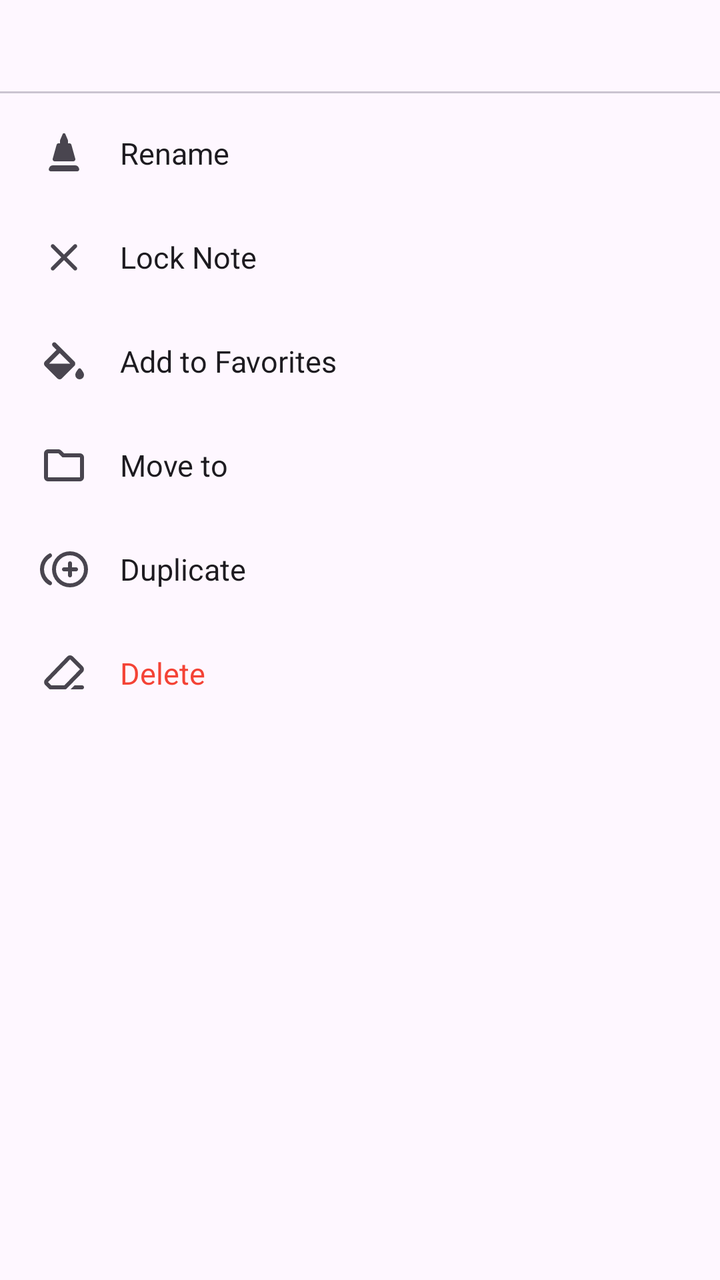
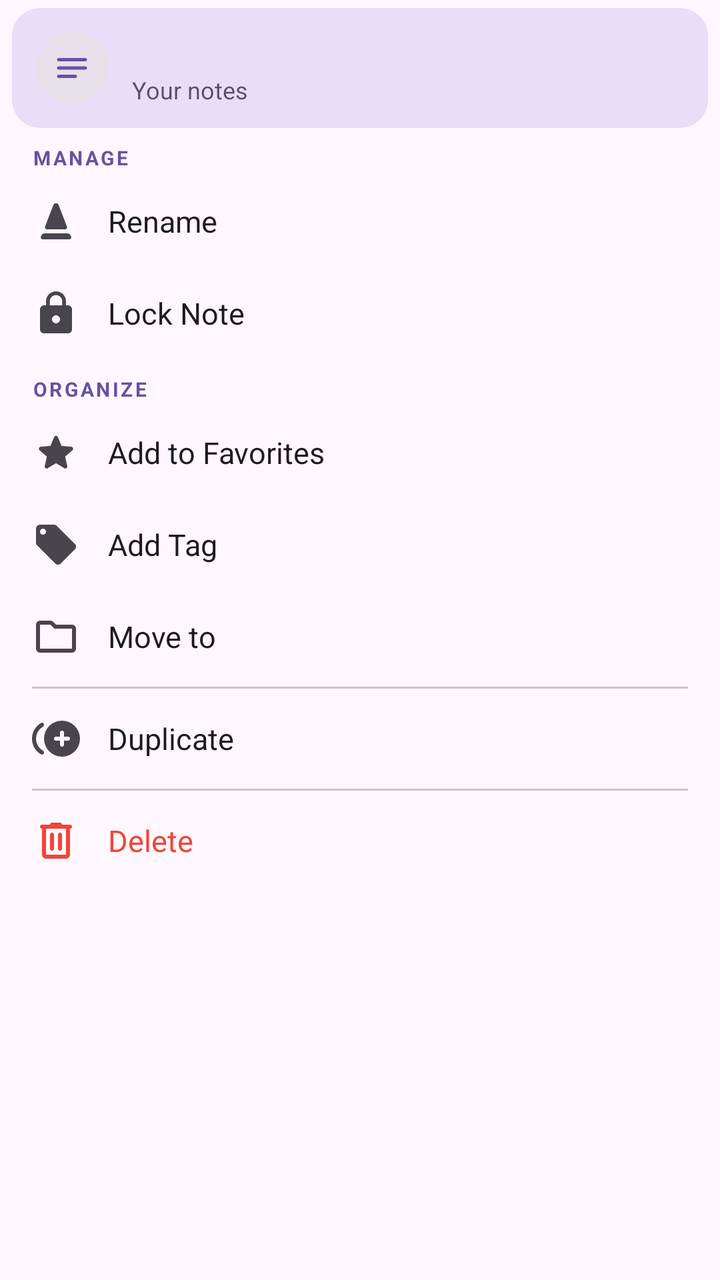

Two renders of the same Android screen: before a commit and after it. Below are the layout's source before the change and the commit's diff.
<!-- AndroidManifest.xml: application theme Theme.OctopusNotes -->
<!-- res/layout/popup_notebook_menu.xml -->
<?xml version="1.0" encoding="utf-8"?>
<LinearLayout xmlns:android="http://schemas.android.com/apk/res/android"
    android:layout_width="wrap_content"
    android:layout_height="wrap_content"
    android:minWidth="220dp"
    android:orientation="vertical"
    android:background="@android:color/transparent"
    android:paddingTop="8dp"
    android:paddingBottom="8dp">

    <TextView
        android:id="@+id/popupTitle"
        android:layout_width="match_parent"
        android:layout_height="wrap_content"
        android:paddingHorizontal="20dp"
        android:paddingTop="12dp"
        android:paddingBottom="8dp"
        android:textColor="?attr/colorOnSurfaceVariant"
        android:textSize="13sp"
        android:textStyle="bold"
        android:singleLine="true"
        android:ellipsize="end" />

    <View
        android:layout_width="match_parent"
        android:layout_height="1dp"
        android:layout_marginBottom="4dp"
        android:background="?attr/colorOutlineVariant" />

    <TextView android:id="@+id/bsRename" style="@style/AddPageRowTitle" android:layout_width="match_parent" android:gravity="center_vertical" android:background="?attr/selectableItemBackground" android:clickable="true" android:focusable="true" android:paddingHorizontal="20dp" android:paddingVertical="14dp" android:text="Rename" android:drawablePadding="16dp" android:drawableStart="@drawable/ic_pen"/>
    <TextView android:id="@+id/bsLock" style="@style/AddPageRowTitle" android:layout_width="match_parent" android:gravity="center_vertical" android:background="?attr/selectableItemBackground" android:clickable="true" android:focusable="true" android:paddingHorizontal="20dp" android:paddingVertical="14dp" android:text="Lock Note" android:drawablePadding="16dp" android:drawableStart="@drawable/ic_close"/>
    <TextView android:id="@+id/bsFav" style="@style/AddPageRowTitle" android:layout_width="match_parent" android:gravity="center_vertical" android:background="?attr/selectableItemBackground" android:clickable="true" android:focusable="true" android:paddingHorizontal="20dp" android:paddingVertical="14dp" android:text="Add to Favorites" android:drawablePadding="16dp" android:drawableStart="@drawable/ic_color"/>
    <TextView android:id="@+id/bsMove" style="@style/AddPageRowTitle" android:layout_width="match_parent" android:gravity="center_vertical" android:background="?attr/selectableItemBackground" android:clickable="true" android:focusable="true" android:paddingHorizontal="20dp" android:paddingVertical="14dp" android:text="Move to" android:drawablePadding="16dp" android:drawableStart="@drawable/ic_folder"/>
    <TextView android:id="@+id/bsDuplicate" style="@style/AddPageRowTitle" android:layout_width="match_parent" android:gravity="center_vertical" android:background="?attr/selectableItemBackground" android:clickable="true" android:focusable="true" android:paddingHorizontal="20dp" android:paddingVertical="14dp" android:text="Duplicate" android:drawablePadding="16dp" android:drawableStart="@drawable/ic_duplicate"/>
    <TextView android:id="@+id/bsDelete" style="@style/AddPageRowTitle" android:layout_width="match_parent" android:gravity="center_vertical" android:background="?attr/selectableItemBackground" android:clickable="true" android:focusable="true" android:paddingHorizontal="20dp" android:paddingVertical="14dp" android:text="Delete" android:textColor="#F44336" android:drawablePadding="16dp" android:drawableStart="@drawable/ic_eraser"/>
</LinearLayout>
<!-- resources referenced by this layout -->
<resources>
  <!-- drawable ic_close (drawable) -->
  <vector xmlns:android="http://schemas.android.com/apk/res/android"
      android:width="24dp"
      android:height="24dp"
      android:viewportWidth="960"
      android:viewportHeight="960"
      android:tint="?attr/colorControlNormal">
    <path
        android:fillColor="@android:color/white"
        android:pathData="M480,536L284,732Q273,743 256,743Q239,743 228,732Q217,721 217,704Q217,687 228,676L424,480L228,284Q217,273 217,256Q217,239 228,228Q239,217 256,217Q273,217 284,228L480,424L676,228Q687,217 704,217Q721,217 732,228Q743,239 743,256Q743,273 732,284L536,480L732,676Q743,687 743,704Q743,721 732,732Q721,743 704,743Q687,743 676,732L480,536Z"/>
  </vector>
  <!-- drawable ic_color (drawable) -->
  <vector xmlns:android="http://schemas.android.com/apk/res/android"
      android:width="24dp"
      android:height="24dp"
      android:viewportWidth="960"
      android:viewportHeight="960"
      android:tint="?attr/colorControlNormal">
    <path
        android:fillColor="@android:color/white"
        android:pathData="M346,820L100,574Q90,564 85,552Q80,540 80,527Q80,514 85,502Q90,490 100,480L330,251L255,176Q242,163 241.5,145Q241,127 254,113Q267,99 286,99Q305,99 319,113L686,480Q696,490 700.5,502Q705,514 705,527Q705,540 700.5,552Q696,564 686,574L440,820Q430,830 418,835Q406,840 393,840Q380,840 368,835Q356,830 346,820ZM393,314L179,528Q179,528 179,528Q179,528 179,528L607,528Q607,528 607,528Q607,528 607,528L393,314ZM792,840Q756,840 731,814.5Q706,789 706,752Q706,725 719.5,701Q733,677 750,654L769,630Q778,619 792.5,618.5Q807,618 816,629L836,654Q852,677 866,701Q880,725 880,752Q880,789 854,814.5Q828,840 792,840Z"/>
  </vector>
  <!-- drawable ic_duplicate (drawable) -->
  <vector xmlns:android="http://schemas.android.com/apk/res/android"
      android:width="24dp"
      android:height="24dp"
      android:viewportWidth="960"
      android:viewportHeight="960"
      android:tint="?attr/colorControlNormal">
    <path
        android:fillColor="@android:color/white"
        android:pathData="M177,791Q97,746 48.5,663Q0,580 0,480Q0,380 49.5,296.5Q99,213 184,165Q204,154 222,167Q240,180 240,203Q240,213 234,224Q228,235 218,240Q154,278 117,341.5Q80,405 80,480Q80,555 117,618.5Q154,682 218,720Q228,725 234,736Q240,747 240,758Q240,781 221,793Q202,805 177,791ZM600,840Q525,840 459.5,811.5Q394,783 345.5,734.5Q297,686 268.5,620.5Q240,555 240,480Q240,405 268.5,339.5Q297,274 345.5,225.5Q394,177 459.5,148.5Q525,120 600,120Q675,120 740.5,148.5Q806,177 854.5,225.5Q903,274 931.5,339.5Q960,405 960,480Q960,555 931.5,620.5Q903,686 854.5,734.5Q806,783 740.5,811.5Q675,840 600,840ZM600,480Q600,480 600,480Q600,480 600,480Q600,480 600,480Q600,480 600,480Q600,480 600,480Q600,480 600,480Q600,480 600,480Q600,480 600,480ZM600,760Q717,760 798.5,678.5Q880,597 880,480Q880,363 798.5,281.5Q717,200 600,200Q483,200 401.5,281.5Q320,363 320,480Q320,597 401.5,678.5Q483,760 600,760ZM628.5,628.5Q640,617 640,600L640,520L720,520Q737,520 748.5,508.5Q760,497 760,480Q760,463 748.5,451.5Q737,440 720,440L640,440L640,360Q640,343 628.5,331.5Q617,320 600,320Q583,320 571.5,331.5Q560,343 560,360L560,440L480,440Q463,440 451.5,451.5Q440,463 440,480Q440,497 451.5,508.5Q463,520 480,520L560,520L560,600Q560,617 571.5,628.5Q583,640 600,640Q617,640 628.5,628.5Z"/>
  </vector>
  <!-- drawable ic_eraser (drawable) -->
  <vector xmlns:android="http://schemas.android.com/apk/res/android"
      android:width="24dp"
      android:height="24dp"
      android:viewportWidth="960"
      android:viewportHeight="960"
      android:tint="?attr/colorControlNormal">
    <path
        android:fillColor="@android:color/white"
        android:pathData="M690,720L840,720Q857,720 868.5,731.5Q880,743 880,760Q880,777 868.5,788.5Q857,800 840,800L610,800L690,720ZM207,800Q199,800 191.5,797Q184,794 178,788L105,715Q82,692 81.5,658Q81,624 104,600L544,144Q567,120 600.5,120Q634,120 657,143L856,342Q879,365 879,399Q879,433 856,456L532,788Q526,794 518.5,797Q511,800 503,800L207,800ZM486,720L800,398Q800,398 800,398Q800,398 800,398L602,200Q602,200 602,200Q602,200 602,200L160,656Q160,656 160,656Q160,656 160,656L224,720L486,720ZM480,480L480,480L480,480Q480,480 480,480Q480,480 480,480L480,480Q480,480 480,480Q480,480 480,480L480,480Q480,480 480,480Q480,480 480,480Z"/>
  </vector>
  <!-- drawable ic_pen (drawable) -->
  <vector xmlns:android="http://schemas.android.com/apk/res/android"
      android:width="24dp"
      android:height="24dp"
      android:viewportWidth="960"
      android:viewportHeight="960"
      android:tint="?attr/colorControlNormal">
    <path
        android:fillColor="@android:color/white"
        android:pathData="M254,589L332,309Q336,296 346,288Q356,280 370,280L400,280L400,236Q400,228 401.5,220.5Q403,213 406,205L455,91Q457,86 462,83Q467,80 472,80L488,80Q493,80 498,83Q503,86 505,91L554,205Q557,213 558.5,220.5Q560,228 560,236L560,280L590,280Q604,280 614,288Q624,296 628,309L706,589Q711,608 699,624Q687,640 667,640L293,640Q273,640 261,624Q249,608 254,589ZM215,840Q195,840 182.5,823.5Q170,807 177,787L182,775Q190,750 211,735Q232,720 258,720L702,720Q728,720 749,735Q770,750 778,775L783,787Q790,807 777.5,823.5Q765,840 745,840L215,840Z"/>
  </vector>
  <style name="AddPageRowTitle">
          <item name="android:layout_width">wrap_content</item>
          <item name="android:layout_height">wrap_content</item>
          <item name="android:textColor">?attr/colorOnSurface</item>
          <item name="android:textSize">15sp</item>
      </style>
  <style name="Base.Theme.OctopusNotes" parent="Theme.Material3.DayNight.NoActionBar">
          <item name="android:statusBarColor">@android:color/transparent</item>
          <item name="android:windowLightStatusBar" tools:targetApi="m">true</item>
      </style>
  <!-- unchanged entries left out for length: 2 -->
</resources>

<!-- the commit's change to res/layout/popup_notebook_menu.xml (unified diff, before → after) -->
@@ -2,35 +2,102 @@
 <LinearLayout xmlns:android="http://schemas.android.com/apk/res/android"
     android:layout_width="wrap_content"
     android:layout_height="wrap_content"
-    android:minWidth="220dp"
+    android:minWidth="216dp"
     android:orientation="vertical"
     android:background="@android:color/transparent"
-    android:paddingTop="8dp"
-    android:paddingBottom="8dp">
+    android:paddingTop="4dp"
+    android:paddingBottom="6dp">
+    <LinearLayout
+        android:layout_width="match_parent"
+        android:layout_height="60dp"
+        android:layout_marginHorizontal="6dp"
+        android:background="@drawable/bg_popup_header"
+        android:gravity="center_vertical"
+        android:orientation="horizontal"
+        android:paddingHorizontal="12dp">
+        <FrameLayout
+            android:layout_width="36dp"
+            android:layout_height="36dp"
+            android:background="@drawable/bg_popup_icon"
+            android:padding="8dp">
+            <ImageView
+                android:id="@+id/popupHeaderIcon"
+                android:layout_width="match_parent"
+                android:layout_height="match_parent"
+                android:contentDescription="@null"
+                android:src="@drawable/ic_notes"
+                android:tint="?attr/colorPrimary" />
+        </FrameLayout>
+
+        <LinearLayout
+            android:layout_width="0dp"
+            android:layout_height="wrap_content"
+            android:layout_marginStart="12dp"
+            android:layout_weight="1"
+            android:orientation="vertical">
+
+            <TextView
+                android:id="@+id/popupTitle"
+                style="@style/PopupMenuTitle" />
+
+            <TextView
+                android:id="@+id/popupMeta"
+                style="@style/PopupMenuMeta"
+                android:text="Your notes" />
+        </LinearLayout>
+    </LinearLayout>
 
     <TextView
-        android:id="@+id/popupTitle"
-        android:layout_width="match_parent"
-        android:layout_height="wrap_content"
-        android:paddingHorizontal="20dp"
-        android:paddingTop="12dp"
-        android:paddingBottom="8dp"
-        android:textColor="?attr/colorOnSurfaceVariant"
-        android:textSize="13sp"
-        android:textStyle="bold"
-        android:singleLine="true"
-        android:ellipsize="end" />
+        style="@style/PopupMenuSectionLabel"
+        android:text="MANAGE" />
 
-    <View
-        android:layout_width="match_parent"
-        android:layout_height="1dp"
-        android:layout_marginBottom="4dp"
-        android:background="?attr/colorOutlineVariant" />
+    <TextView
+        android:id="@+id/bsRename"
+        style="@style/PopupMenuRow"
+        android:drawableStart="@drawable/ic_pen"
+        android:text="Rename" />
 
-    <TextView android:id="@+id/bsRename" style="@style/AddPageRowTitle" android:layout_width="match_parent" android:gravity="center_vertical" android:background="?attr/selectableItemBackground" android:clickable="true" android:focusable="true" android:paddingHorizontal="20dp" android:paddingVertical="14dp" android:text="Rename" android:drawablePadding="16dp" android:drawableStart="@drawable/ic_pen"/>
-    <TextView android:id="@+id/bsLock" style="@style/AddPageRowTitle" android:layout_width="match_parent" android:gravity="center_vertical" android:background="?attr/selectableItemBackground" android:clickable="true" android:focusable="true" android:paddingHorizontal="20dp" android:paddingVertical="14dp" android:text="Lock Note" android:drawablePadding="16dp" android:drawableStart="@drawable/ic_close"/>
-    <TextView android:id="@+id/bsFav" style="@style/AddPageRowTitle" android:layout_width="match_parent" android:gravity="center_vertical" android:background="?attr/selectableItemBackground" android:clickable="true" android:focusable="true" android:paddingHorizontal="20dp" android:paddingVertical="14dp" android:text="Add to Favorites" android:drawablePadding="16dp" android:drawableStart="@drawable/ic_color"/>
-    <TextView android:id="@+id/bsMove" style="@style/AddPageRowTitle" android:layout_width="match_parent" android:gravity="center_vertical" android:background="?attr/selectableItemBackground" android:clickable="true" android:focusable="true" android:paddingHorizontal="20dp" android:paddingVertical="14dp" android:text="Move to" android:drawablePadding="16dp" android:drawableStart="@drawable/ic_folder"/>
-    <TextView android:id="@+id/bsDuplicate" style="@style/AddPageRowTitle" android:layout_width="match_parent" android:gravity="center_vertical" android:background="?attr/selectableItemBackground" android:clickable="true" android:focusable="true" android:paddingHorizontal="20dp" android:paddingVertical="14dp" android:text="Duplicate" android:drawablePadding="16dp" android:drawableStart="@drawable/ic_duplicate"/>
-    <TextView android:id="@+id/bsDelete" style="@style/AddPageRowTitle" android:layout_width="match_parent" android:gravity="center_vertical" android:background="?attr/selectableItemBackground" android:clickable="true" android:focusable="true" android:paddingHorizontal="20dp" android:paddingVertical="14dp" android:text="Delete" android:textColor="#F44336" android:drawablePadding="16dp" android:drawableStart="@drawable/ic_eraser"/>
+    <TextView
+        android:id="@+id/bsLock"
+        style="@style/PopupMenuRow"
+        android:drawableStart="@drawable/ic_lock"
+        android:text="Lock Note" />
+
+    <TextView
+        style="@style/PopupMenuSectionLabel"
+        android:text="ORGANIZE" />
+
+    <TextView
+        android:id="@+id/bsFav"
+        style="@style/PopupMenuRow"
+        android:drawableStart="@drawable/ic_star"
+        android:text="Add to Favorites" />
+
+    <TextView
+        android:id="@+id/bsTag"
+        style="@style/PopupMenuRow"
+        android:drawableStart="@drawable/ic_tag"
+        android:text="Add Tag" />
+
+    <TextView
+        android:id="@+id/bsMove"
+        style="@style/PopupMenuRow"
+        android:drawableStart="@drawable/ic_folder"
+        android:text="Move to" />
+
+    <View style="@style/PopupMenuDivider" />
+
+    <TextView
+        android:id="@+id/bsDuplicate"
+        style="@style/PopupMenuRow"
+        android:drawableStart="@drawable/ic_duplicate"
+        android:text="Duplicate" />
+
+    <View style="@style/PopupMenuDivider" />
+
+    <TextView
+        android:id="@+id/bsDelete"
+        style="@style/PopupMenuRowDestructive"
+        android:drawableStart="@drawable/ic_delete"
+        android:text="Delete" />
 </LinearLayout>
<!-- resource entries referenced after the edit -->
@@ -1,6 +1,17 @@
 <!-- resources referenced by this layout -->
 <resources>
-  <!-- drawable ic_close (drawable) -->
+  <!-- drawable bg_popup_header (drawable) -->
+  <?xml version="1.0" encoding="utf-8"?>
+  <shape xmlns:android="http://schemas.android.com/apk/res/android" android:shape="rectangle">
+      <solid android:color="?attr/colorSecondaryContainer" />
+      <corners android:radius="14dp" />
+  </shape>
+  <!-- drawable bg_popup_icon (drawable) -->
+  <?xml version="1.0" encoding="utf-8"?>
+  <shape xmlns:android="http://schemas.android.com/apk/res/android" android:shape="oval">
+      <solid android:color="?attr/colorSurfaceContainerHighest" />
+  </shape>
+  <!-- drawable ic_delete (drawable) -->
   <vector xmlns:android="http://schemas.android.com/apk/res/android"
       android:width="24dp"
       android:height="24dp"
@@ -9,9 +20,10 @@
       android:tint="?attr/colorControlNormal">
     <path
         android:fillColor="@android:color/white"
-        android:pathData="M480,536L284,732Q273,743 256,743Q239,743 228,732Q217,721 217,704Q217,687 228,676L424,480L228,284Q217,273 217,256Q217,239 228,228Q239,217 256,217Q273,217 284,228L480,424L676,228Q687,217 704,217Q721,217 732,228Q743,239 743,256Q743,273 732,284L536,480L732,676Q743,687 743,704Q743,721 732,732Q721,743 704,743Q687,743 676,732L480,536Z"/>
+        android:pathData="M280,840Q247,840 223.5,816.5Q200,793 200,760L200,240L200,240Q183,240 171.5,228.5Q160,217 160,200Q160,183 171.5,171.5Q183,160 200,160L360,160L360,160Q360,143 371.5,131.5Q383,120 400,120L560,120Q577,120 588.5,131.5Q600,143 600,160L600,160L760,160Q777,160 788.5,171.5Q800,183 800,200Q800,217 788.5,228.5Q777,240 760,240L760,240L760,760Q760,793 736.5,816.5Q713,840 680,840L280,840ZM680,240L280,240L280,760Q280,760 280,760Q280,760 280,760L680,760Q680,760 680,760Q680,760 680,760L680,240ZM428.5,668.5Q440,657 440,640L440,360Q440,343 428.5,331.5Q417,320 400,320Q383,320 371.5,331.5Q360,343 360,360L360,640Q360,657 371.5,668.5Q383,680 400,680Q417,680 428.5,668.5ZM588.5,668.5Q600,657 600,640L600,360Q600,343 588.5,331.5Q577,320 560,320Q543,320 531.5,331.5Q520,343 520,360L520,640Q520,657 531.5,668.5Q543,680 560,680Q577,680 588.5,668.5ZM280,240L280,240L280,760Q280,760 280,760Q280,760 280,760L280,760Q280,760 280,760Q280,760 280,760L280,240Z"/>
   </vector>
-  <!-- drawable ic_color (drawable) -->
+  <!-- drawable ic_duplicate (drawable) -->
+  <?xml version="1.0" encoding="utf-8"?>
   <vector xmlns:android="http://schemas.android.com/apk/res/android"
       android:width="24dp"
       android:height="24dp"
@@ -20,29 +32,30 @@
       android:tint="?attr/colorControlNormal">
     <path
         android:fillColor="@android:color/white"
-        android:pathData="M346,820L100,574Q90,564 85,552Q80,540 80,527Q80,514 85,502Q90,490 100,480L330,251L255,176Q242,163 241.5,145Q241,127 254,113Q267,99 286,99Q305,99 319,113L686,480Q696,490 700.5,502Q705,514 705,527Q705,540 700.5,552Q696,564 686,574L440,820Q430,830 418,835Q406,840 393,840Q380,840 368,835Q356,830 346,820ZM393,314L179,528Q179,528 179,528Q179,528 179,528L607,528Q607,528 607,528Q607,528 607,528L393,314ZM792,840Q756,840 731,814.5Q706,789 706,752Q706,725 719.5,701Q733,677 750,654L769,630Q778,619 792.5,618.5Q807,618 816,629L836,654Q852,677 866,701Q880,725 880,752Q880,789 854,814.5Q828,840 792,840Z"/>
+        android:pathData="M177,791Q97,746 48.5,663Q0,580 0,480Q0,380 49.5,296.5Q99,213 184,165Q204,154 222,167Q240,180 240,203Q240,213 234,224Q228,235 218,240Q154,278 117,341.5Q80,405 80,480Q80,555 117,618.5Q154,682 218,720Q228,725 234,736Q240,747 240,758Q240,781 221,793Q202,805 177,791ZM600,840Q525,840 459.5,811.5Q394,783 345.5,734.5Q297,686 268.5,620.5Q240,555 240,480Q240,405 268.5,339.5Q297,274 345.5,225.5Q394,177 459.5,148.5Q525,120 600,120Q675,120 740.5,148.5Q806,177 854.5,225.5Q903,274 931.5,339.5Q960,405 960,480Q960,555 931.5,620.5Q903,686 854.5,734.5Q806,783 740.5,811.5Q675,840 600,840ZM628.5,628.5Q640,617 640,600L640,520L720,520Q737,520 748.5,508.5Q760,497 760,480Q760,463 748.5,451.5Q737,440 720,440L640,440L640,360Q640,343 628.5,331.5Q617,320 600,320Q583,320 571.5,331.5Q560,343 560,360L560,440L480,440Q463,440 451.5,451.5Q440,463 440,480Q440,497 451.5,508.5Q463,520 480,520L560,520L560,600Q560,617 571.5,628.5Q583,640 600,640Q617,640 628.5,628.5Z" />
   </vector>
-  <!-- drawable ic_duplicate (drawable) -->
+  <!-- drawable ic_lock (drawable) -->
+  <vector xmlns:android="http://schemas.android.com/apk/res/android"
+      android:width="24dp"
+      android:height="24dp"
+      android:viewportWidth="24"
+      android:viewportHeight="24"
+      android:tint="?attr/colorControlNormal">
+      <path
+          android:fillColor="#FF000000"
+          android:pathData="M18,8h-1V6c0,-2.76 -2.24,-5 -5,-5S7,3.24 7,6v2H6c-1.1,0 -2,0.9 -2,2v10c0,1.1 0.9,2 2,2h12c1.1,0 2,-0.9 2,-2V10c0,-1.1 -0.9,-2 -2,-2zM12,17c-1.1,0 -2,-0.9 -2,-2s0.9,-2 2,-2 2,0.9 2,2 -0.9,2 -2,2zM15.1,8H8.9V6c0,-1.71 1.39,-3.1 3.1,-3.1 1.71,0 3.1,1.39 3.1,3.1v2z" />
+  </vector>
+  <!-- drawable ic_notes (drawable) -->
   <vector xmlns:android="http://schemas.android.com/apk/res/android"
       android:width="24dp"
       android:height="24dp"
       android:viewportWidth="960"
       android:viewportHeight="960"
-      android:tint="?attr/colorControlNormal">
+      android:tint="?attr/colorControlNormal"
+      android:autoMirrored="true">
     <path
         android:fillColor="@android:color/white"
-        android:pathData="M177,791Q97,746 48.5,663Q0,580 0,480Q0,380 49.5,296.5Q99,213 184,165Q204,154 222,167Q240,180 240,203Q240,213 234,224Q228,235 218,240Q154,278 117,341.5Q80,405 80,480Q80,555 117,618.5Q154,682 218,720Q228,725 234,736Q240,747 240,758Q240,781 221,793Q202,805 177,791ZM600,840Q525,840 459.5,811.5Q394,783 345.5,734.5Q297,686 268.5,620.5Q240,555 240,480Q240,405 268.5,339.5Q297,274 345.5,225.5Q394,177 459.5,148.5Q525,120 600,120Q675,120 740.5,148.5Q806,177 854.5,225.5Q903,274 931.5,339.5Q960,405 960,480Q960,555 931.5,620.5Q903,686 854.5,734.5Q806,783 740.5,811.5Q675,840 600,840ZM600,480Q600,480 600,480Q600,480 600,480Q600,480 600,480Q600,480 600,480Q600,480 600,480Q600,480 600,480Q600,480 600,480Q600,480 600,480ZM600,760Q717,760 798.5,678.5Q880,597 880,480Q880,363 798.5,281.5Q717,200 600,200Q483,200 401.5,281.5Q320,363 320,480Q320,597 401.5,678.5Q483,760 600,760ZM628.5,628.5Q640,617 640,600L640,520L720,520Q737,520 748.5,508.5Q760,497 760,480Q760,463 748.5,451.5Q737,440 720,440L640,440L640,360Q640,343 628.5,331.5Q617,320 600,320Q583,320 571.5,331.5Q560,343 560,360L560,440L480,440Q463,440 451.5,451.5Q440,463 440,480Q440,497 451.5,508.5Q463,520 480,520L560,520L560,600Q560,617 571.5,628.5Q583,640 600,640Q617,640 628.5,628.5Z"/>
-  </vector>
-  <!-- drawable ic_eraser (drawable) -->
-  <vector xmlns:android="http://schemas.android.com/apk/res/android"
-      android:width="24dp"
-      android:height="24dp"
-      android:viewportWidth="960"
-      android:viewportHeight="960"
-      android:tint="?attr/colorControlNormal">
-    <path
-        android:fillColor="@android:color/white"
-        android:pathData="M690,720L840,720Q857,720 868.5,731.5Q880,743 880,760Q880,777 868.5,788.5Q857,800 840,800L610,800L690,720ZM207,800Q199,800 191.5,797Q184,794 178,788L105,715Q82,692 81.5,658Q81,624 104,600L544,144Q567,120 600.5,120Q634,120 657,143L856,342Q879,365 879,399Q879,433 856,456L532,788Q526,794 518.5,797Q511,800 503,800L207,800ZM486,720L800,398Q800,398 800,398Q800,398 800,398L602,200Q602,200 602,200Q602,200 602,200L160,656Q160,656 160,656Q160,656 160,656L224,720L486,720ZM480,480L480,480L480,480Q480,480 480,480Q480,480 480,480L480,480Q480,480 480,480Q480,480 480,480L480,480Q480,480 480,480Q480,480 480,480Z"/>
+        android:pathData="M160,720Q143,720 131.5,708.5Q120,697 120,680Q120,663 131.5,651.5Q143,640 160,640L560,640Q577,640 588.5,651.5Q600,663 600,680Q600,697 588.5,708.5Q577,720 560,720L160,720ZM160,520Q143,520 131.5,508.5Q120,497 120,480Q120,463 131.5,451.5Q143,440 160,440L800,440Q817,440 828.5,451.5Q840,463 840,480Q840,497 828.5,508.5Q817,520 800,520L160,520ZM160,320Q143,320 131.5,308.5Q120,297 120,280Q120,263 131.5,251.5Q143,240 160,240L800,240Q817,240 828.5,251.5Q840,263 840,280Q840,297 828.5,308.5Q817,320 800,320L160,320Z"/>
   </vector>
   <!-- drawable ic_pen (drawable) -->
   <vector xmlns:android="http://schemas.android.com/apk/res/android"
@@ -53,16 +66,84 @@
       android:tint="?attr/colorControlNormal">
     <path
         android:fillColor="@android:color/white"
-        android:pathData="M254,589L332,309Q336,296 346,288Q356,280 370,280L400,280L400,236Q400,228 401.5,220.5Q403,213 406,205L455,91Q457,86 462,83Q467,80 472,80L488,80Q493,80 498,83Q503,86 505,91L554,205Q557,213 558.5,220.5Q560,228 560,236L560,280L590,280Q604,280 614,288Q624,296 628,309L706,589Q711,608 699,624Q687,640 667,640L293,640Q273,640 261,624Q249,608 254,589ZM215,840Q195,840 182.5,823.5Q170,807 177,787L182,775Q190,750 211,735Q232,720 258,720L702,720Q728,720 749,735Q770,750 778,775L783,787Q790,807 777.5,823.5Q765,840 745,840L215,840Z"/>
+        android:pathData="M298,640Q277,640 265,623Q253,606 261,586L431,144Q436,133 445.5,126.5Q455,120 466,120L494,120Q505,120 514.5,126.5Q524,133 529,144L699,586Q707,606 695,623Q683,640 662,640L298,640ZM215,840Q195,840 182.5,823.5Q170,807 177,787L182,775Q190,750 211,735Q232,720 258,720L702,720Q728,720 749,735Q770,750 778,775L783,787Q790,807 777.5,823.5Q765,840 745,840L215,840Z"/>
   </vector>
-  <style name="AddPageRowTitle">
-          <item name="android:layout_width">wrap_content</item>
+  <!-- drawable ic_star (drawable) -->
+  <vector xmlns:android="http://schemas.android.com/apk/res/android"
+      android:width="24dp"
+      android:height="24dp"
+      android:viewportWidth="960"
+      android:viewportHeight="960"
+      android:tint="?attr/colorControlNormal">
+    <path
+        android:fillColor="@android:color/white"
+        android:pathData="M480,691L314,791Q303,798 291,797Q279,796 270,789Q261,782 256,771.5Q251,761 254,748L298,559L151,432Q141,423 138.5,411.5Q136,400 140,389Q144,378 152,371Q160,364 174,362L368,345L443,167Q448,155 458.5,149Q469,143 480,143Q491,143 501.5,149Q512,155 517,167L592,345L786,362Q800,364 808,371Q816,378 820,389Q824,400 821.5,411.5Q819,423 809,432L662,559L706,748Q709,761 704,771.5Q699,782 690,789Q681,796 669,797Q657,798 646,791L480,691Z"/>
+  </vector>
+  <!-- drawable ic_tag (drawable) -->
+  <vector xmlns:android="http://schemas.android.com/apk/res/android"
+      android:width="24dp" android:height="24dp" android:viewportWidth="24" android:viewportHeight="24"
+      android:tint="?attr/colorControlNormal">
+      <path android:fillColor="#FF000000" android:pathData="M21.41,11.58l-9,-9C12.05,2.22 11.55,2 11,2H4c-1.1,0 -2,0.9 -2,2v7c0,0.55 0.22,1.05 0.59,1.42l9,9c0.36,0.36 0.86,0.58 1.41,0.58s1.05,-0.22 1.41,-0.59l7,-7c0.37,-0.36 0.59,-0.86 0.59,-1.41s-0.23,-1.06 -0.59,-1.42zM5.5,7C4.67,7 4,6.33 4,5.5S4.67,4 5.5,4 7,4.67 7,5.5 6.33,7 5.5,7z" />
+  </vector>
+  <style name="PopupMenuDivider">
+          <item name="android:layout_width">match_parent</item>
+          <item name="android:layout_height">1dp</item>
+          <item name="android:layout_marginHorizontal">16dp</item>
+          <item name="android:layout_marginVertical">2dp</item>
+          <item name="android:background">?attr/colorOutlineVariant</item>
+      </style>
+  <style name="PopupMenuMeta">
+          <item name="android:layout_width">match_parent</item>
           <item name="android:layout_height">wrap_content</item>
+          <item name="android:ellipsize">end</item>
+          <item name="android:maxLines">1</item>
+          <item name="android:textColor">?attr/colorOnSecondaryContainer</item>
+          <item name="android:alpha">0.72</item>
+          <item name="android:textSize">12sp</item>
+      </style>
+  <style name="PopupMenuRow">
+          <item name="android:layout_width">match_parent</item>
+          <item name="android:layout_height">wrap_content</item>
+          <item name="android:minHeight">46dp</item>
+          <item name="android:gravity">center_vertical</item>
+          <item name="android:paddingHorizontal">16dp</item>
+          <item name="android:drawablePadding">14dp</item>
+          <item name="android:background">?attr/selectableItemBackground</item>
+          <item name="android:clickable">true</item>
+          <item name="android:focusable">true</item>
           <item name="android:textColor">?attr/colorOnSurface</item>
           <item name="android:textSize">15sp</item>
+          <item name="android:drawableTint">?attr/colorOnSurfaceVariant</item>
       </style>
+  <style name="PopupMenuRowDestructive" parent="PopupMenuRow">
+          <item name="android:textColor">@color/red</item>
+          <item name="android:drawableTint">@color/red</item>
+      </style>
+  <style name="PopupMenuSectionLabel">
+          <item name="android:layout_width">match_parent</item>
+          <item name="android:layout_height">wrap_content</item>
+          <item name="android:paddingHorizontal">16dp</item>
+          <item name="android:paddingTop">8dp</item>
+          <item name="android:paddingBottom">2dp</item>
+          <item name="android:textColor">?attr/colorPrimary</item>
+          <item name="android:textSize">10sp</item>
+          <item name="android:textStyle">bold</item>
+          <item name="android:letterSpacing">0.12</item>
+      </style>
+  <style name="PopupMenuTitle">
+          <item name="android:layout_width">match_parent</item>
+          <item name="android:layout_height">wrap_content</item>
+          <item name="android:ellipsize">end</item>
+          <item name="android:maxLines">1</item>
+          <item name="android:textColor">?attr/colorOnSecondaryContainer</item>
+          <item name="android:textSize">16sp</item>
+          <item name="android:textStyle">bold</item>
+      </style>
+  <color name="red">#F44336</color>
   <style name="Base.Theme.OctopusNotes" parent="Theme.Material3.DayNight.NoActionBar">
+  
           <item name="android:statusBarColor">@android:color/transparent</item>
+  
           <item name="android:windowLightStatusBar" tools:targetApi="m">true</item>
       </style>
   <!-- unchanged entries left out for length: 2 -->
